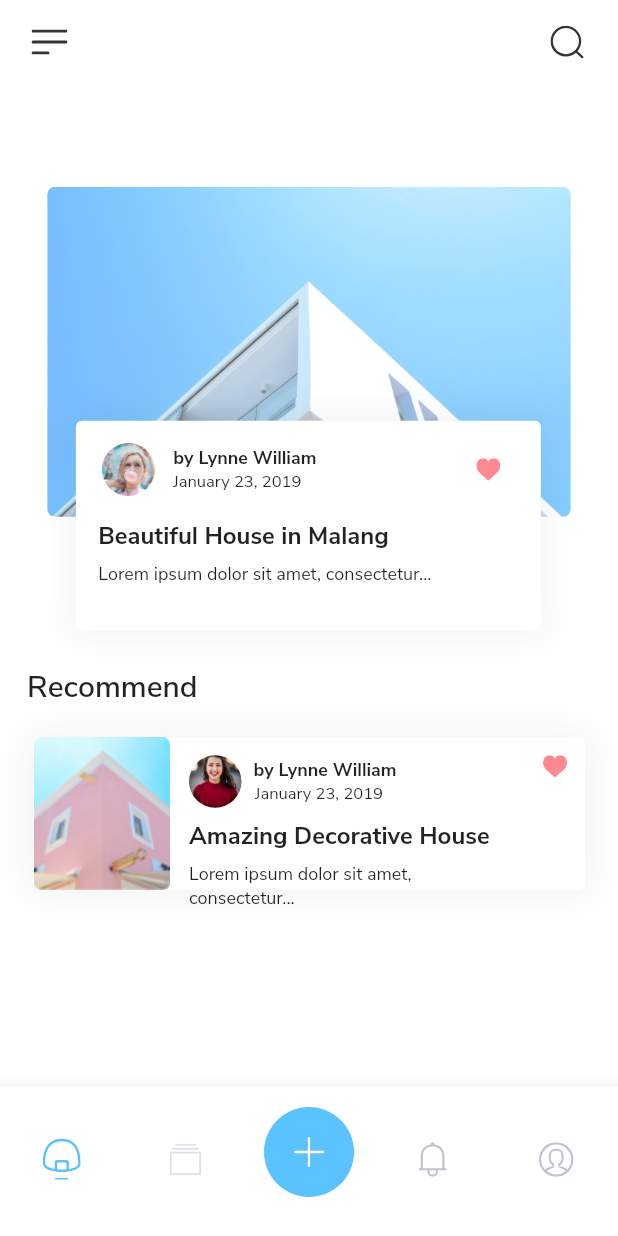
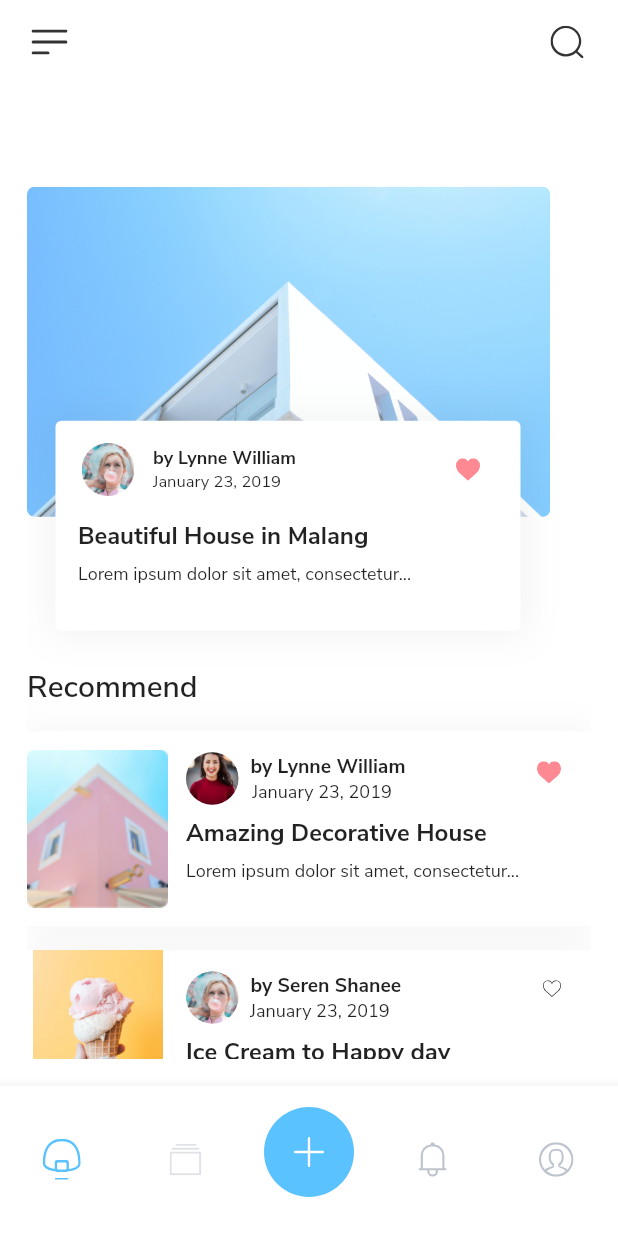
Before and after one commit to ihsaninh/Flutter-News-Design, a Flutter app: the screen it shows after launch, on a phone screen of 412 x 824 dp. Run offline on Flutter 3.47's test engine with Material 2 defaults, Android fonts, the phone set to English and light mode, and no system bars; our stand-ins replace flutter_svg.

Commit message:
Add data

```diff
--- a/lib/latest.dart
+++ b/lib/latest.dart
@@ -7,7 +7,7 @@ class Latest extends StatelessWidget {
     return Scaffold(
       body: Container(
         margin: EdgeInsets.all(18.0),
-        child: Column(
+        child: ListView(
           children: <Widget>[
             CardStack(),
             Container(
@@ -24,7 +24,7 @@ class Latest extends StatelessWidget {
             ),
             Container(
               margin: EdgeInsets.only(top: 16),
-              height: 110,
+              height: 130,
               decoration: BoxDecoration(
               boxShadow: [
                 BoxShadow(
@@ -33,8 +33,8 @@ class Latest extends StatelessWidget {
                 ]
               ),
               width: MediaQuery.of(context).size.width,
-              child: Card(
-                elevation: 0,
+              child: Container(
+                color: Colors.white,
                 child: Row(
                   children: <Widget>[
                     Expanded(
@@ -49,7 +49,7 @@ class Latest extends StatelessWidget {
                     Expanded(
                       flex: 5,
                       child: Container(
-                        margin: EdgeInsets.only(top: 12, left: 12),
+                        margin: EdgeInsets.only(top: 14, left: 12),
                         child: Column(
                           children: <Widget>[
                             Row(
@@ -71,7 +71,7 @@ class Latest extends StatelessWidget {
                                         'by Lynne William',
                                         style: TextStyle(
                                           fontFamily: 'Nunito Sans',
-                                          fontSize: 12.0,
+                                          fontSize: 13.0,
                                           fontWeight: FontWeight.w700
                                         ),
                                       ),
@@ -81,7 +81,7 @@ class Latest extends StatelessWidget {
                                         'January 23, 2019',
                                         style: TextStyle(
                                           fontFamily: 'Nunito Sans',
-                                          fontSize: 11.0,
+                                          fontSize: 12.0,
                                           fontWeight: FontWeight.w300
                                         ),
                                       ),
@@ -120,14 +120,121 @@ class Latest extends StatelessWidget {
                     Expanded(
                       flex: 1,
                       child: Container(
-                        padding: EdgeInsets.only(top: 12, right: 12),
+                        padding: EdgeInsets.only(top: 20, right: 20),
                         alignment: Alignment.topRight,
                         child: SvgPicture.asset('assets/images/like.svg'),
                       ),
                     ),
                   ],
-                )
+                ),
+              )
+            ),
+            Container(
+              margin: EdgeInsets.only(top: 16),
+              height: 130,
+              decoration: BoxDecoration(
+              boxShadow: [
+                BoxShadow(
+                  color: Color.fromRGBO(0, 0, 0, 0.05),
+                  blurRadius: 20.0),
+                ]
               ),
+              width: MediaQuery.of(context).size.width,
+              child: Container(
+                color: Colors.white,
+                child: Row(
+                  children: <Widget>[
+                    Expanded(
+                      flex: 2,
+                      child: Container(
+                        child: Image(
+                          fit: BoxFit.fitHeight,
+                          image: AssetImage('assets/images/eskrim.jpg'),
+                        ),
+                      ),
+                    ),
+                    Expanded(
+                      flex: 5,
+                      child: Container(
+                        margin: EdgeInsets.only(top: 14, left: 12),
+                        child: Column(
+                          children: <Widget>[
+                            Row(
+                              children: <Widget>[
+                                ClipRRect(
+                                  borderRadius: BorderRadius.circular(100),
+                                    child: Image(
+                                    height: 35,
+                                    width: 35,
+                                    fit: BoxFit.cover,
+                                    image: AssetImage('assets/images/cewek1.png'),
+                                  ),
+                                ),
+                                Column(
+                                  children: <Widget>[
+                                    Container(
+                                      padding: EdgeInsets.only(left: 8.0),
+                                      child: Text(
+                                        'by Seren Shanee',
+                                        style: TextStyle(
+                                          fontFamily: 'Nunito Sans',
+                                          fontSize: 13.0,
+                                          fontWeight: FontWeight.w700
+                                        ),
+                                      ),
+                                    ),
+                                    Container(
+                                      child: Text(
+                                        'January 23, 2019',
+                                        style: TextStyle(
+                                          fontFamily: 'Nunito Sans',
+                                          fontSize: 12.0,
+                                          fontWeight: FontWeight.w300
+                                        ),
+                                      ),
+                                    ),
+                                  ],
+                                )
+                              ],
+                            ),
+                            Container(
+                              alignment: Alignment.topLeft,
+                              padding: EdgeInsets.only(top: 8.0),
+                              child: Text(
+                                'Ice Cream to Happy day',
+                                style: TextStyle(
+                                  fontFamily: 'Nunito Sans',
+                                  fontWeight: FontWeight.bold,
+                                  fontSize: 16.0
+                                ),
+                              )
+                            ),
+                            Container(
+                              alignment: Alignment.topLeft,
+                              padding: EdgeInsets.only(top: 6.0),
+                              child: Text(
+                                'Lorem ipsum dolor sit amet, consectetur...',
+                                style: TextStyle(
+                                  fontFamily: 'Nunito Sans',
+                                  fontSize: 12.0
+                                ),
+                              ),
+                            ),
+                          ],
+                        )
+                      ),
+                    ),
+                    Expanded(
+                      flex: 1,
+                      child: Container(
+                        padding: EdgeInsets.only(top: 20, right: 20),
+                        alignment: Alignment.topRight,
+                        child: SvgPicture.asset('assets/images/like_outline.svg'),
+                      ),
+                    ),
+                  ],
+                ),
+              )
             )
           ],
         ),
```
